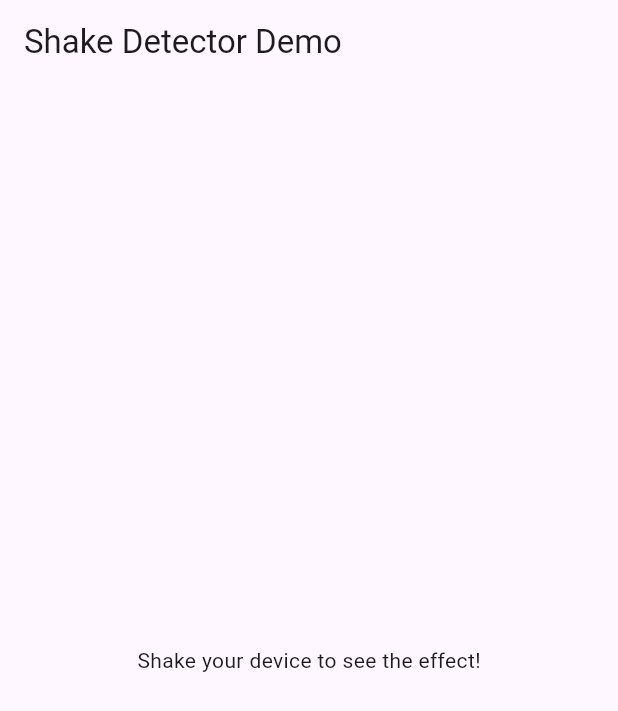
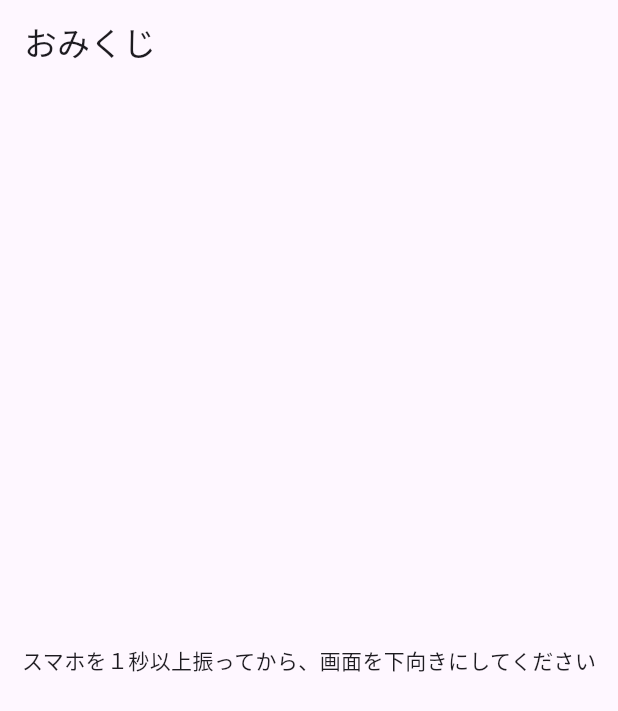
Before and after one commit to oka-teruhiro/sanchu6f, a Flutter app: the screen it shows after launch, on a phone screen of 412 x 824 dp. Shown: the top 711 px of the screen. Run offline on Flutter 3.47's test engine with Material 3 defaults, Android fonts, the light colour scheme and no system bars; our stand-ins replace sensors_plus.

Commit message:
7: shake: をやめて、sensors_plus: に変更して、画面下向き機能を今後追加できるようにした・シェイク検出時間も0.5秒から1.0秒に変更した

```diff
--- a/lib/main.dart
+++ b/lib/main.dart
@@ -57,7 +57,8 @@
   void _onShakeDetected() {
     showDialog(
       context: context,
-      builder: (context) => AlertDialog(
+      builder: (context) => OrientationDetector(),
+      /*builder: (context) => AlertDialog(
         title: const Text("Shake Detected"),
         content: const Text("You shook the device!"),
         actions: [
@@ -68,7 +69,7 @@
             child: const Text("OK"),
           ),
         ],
-      ),
+      ),*/
     );
   }
 
@@ -82,11 +83,84 @@
   Widget build(BuildContext context) {
     return Scaffold(
       appBar: AppBar(
-        title: const Text("Shake Detector Demo"),
+        title: const Text("おみくじ"),
       ),
       body: const Center(
-        child: Text("Shake your device to see the effect!"),
+        child: Text("スマホを１秒以上振ってから、画面を下向きにしてください"),
       ),
     );
   }
 }
+
+class OrientationDetector extends StatefulWidget {
+  @override
+  _OrientationDetectorState createState() => _OrientationDetectorState();
+}
+
+class _OrientationDetectorState extends State<OrientationDetector> {
+  bool isFaceDown = false; // 画面は上向きだ
+  bool wasFaceDownForOneSecond = false; // 画面下向き一秒以上だ」をリセットする
+  DateTime? faceDownStartTime; // 下向き開始時刻は？まだ設定されていない
+
+  @override
+  void initState() {
+    super.initState(); // 初期設定
+    accelerometerEvents.listen((AccelerometerEvent event) { // 重力センサーを監視せよ
+      setState(() {
+        if (event.z < -9) { // 画面表面方向に引く力（重力）が働いたら・・・
+          if (!isFaceDown) { // 画面が上向きだったら
+            isFaceDown = true; // 画面は下向きだよ」に変更する
+            faceDownStartTime = DateTime.now(); // 画面が下向きになった時刻を記憶する
+          } else if (faceDownStartTime != null && // もし画面下向き時刻が設定されていて、さらに、
+              DateTime.now().difference(faceDownStartTime!).inSeconds >= 1) { // 画面下向き時間が１秒以上なら
+            wasFaceDownForOneSecond = true; // 画面下向き一秒以上だ」を設定する
+          }
+        } else { // 画面表方向に引く力が（重力）がなくなったら
+          if (isFaceDown) { // もしすでに画面が下向きで、
+            if (wasFaceDownForOneSecond) { // さらに、画面下向き一秒以上なら、
+              // 1秒以上下向きから上向きになったことを検出
+              print('Device was face down for over 1 second and is now face up');
+              wasFaceDownForOneSecond = false; // 画面下向き一秒以上をリセットする
+            }
+            isFaceDown = false; // 画面は上向きだ」に設定
+            faceDownStartTime = null; // 画面下向き時刻をリセットする
+          }
+        }
+      });
+    });
+  }
+
+  @override
+  Widget build(BuildContext context) {
+    return Scaffold(
+      appBar: AppBar(
+        title: Text('画面の向きを検出'),
+      ),
+      body: Center(
+        child: Column(
+          children: [
+            Text(
+              isFaceDown ? '下向きです' : '上向きです',
+              style: TextStyle(fontSize: 24),
+            ),
+            ElevatedButton(
+                onPressed: () {
+                  Navigator.push(
+                      context,
+                      MaterialPageRoute(
+                        builder: (context) =>const ShakeDetectorDemo(),
+                      ));
+                },
+                child: const Text(
+                  'もう一度試す',
+                  style: TextStyle(
+                    fontSize: 20,
+                  ),
+
+                )),
+          ],
+        ),
+      ),
+    );
+  }
+}
```
